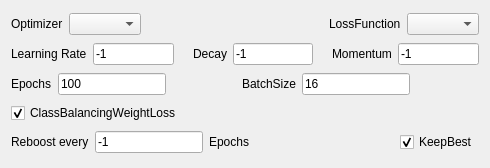
Before: the Qt Designer form src/DNNLab/FrameLearning.ui in edeforas/BeeDNN, drawn with Qt 5.
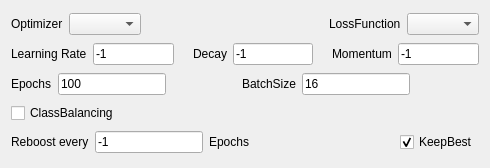
After: the same form once the commit is applied.

Commit message:
Class balancing (#54)
* adding class balancing and qwt

* WIP class balancing

* Added Logit, LecunTanh and ThresholdedRelu

* debug qwt curves

* start epochs at 1 in curves

* clean MNIST test

* warnings fixes

* clean up stats output

* added GaussianDropout

* added target dnnlab_qwt

* wip class balancing

* qwt build fix

* finished classbalancing & more dbug Qwt

What changed in the file:
```diff
--- a/src/DNNLab/FrameLearning.ui
+++ b/src/DNNLab/FrameLearning.ui
@@ -278,10 +278,10 @@
      <item>
       <widget class="QCheckBox" name="cbClassBalancingWeightLoss">
        <property name="text">
-        <string>ClassBalancingWeightLoss</string>
+        <string>ClassBalancing</string>
        </property>
        <property name="checked">
-        <bool>true</bool>
+        <bool>false</bool>
        </property>
       </widget>
      </item>
```
Left out of the diff: 6 changed lines with no effect on the pictures. The commit also changes 30 other files.
